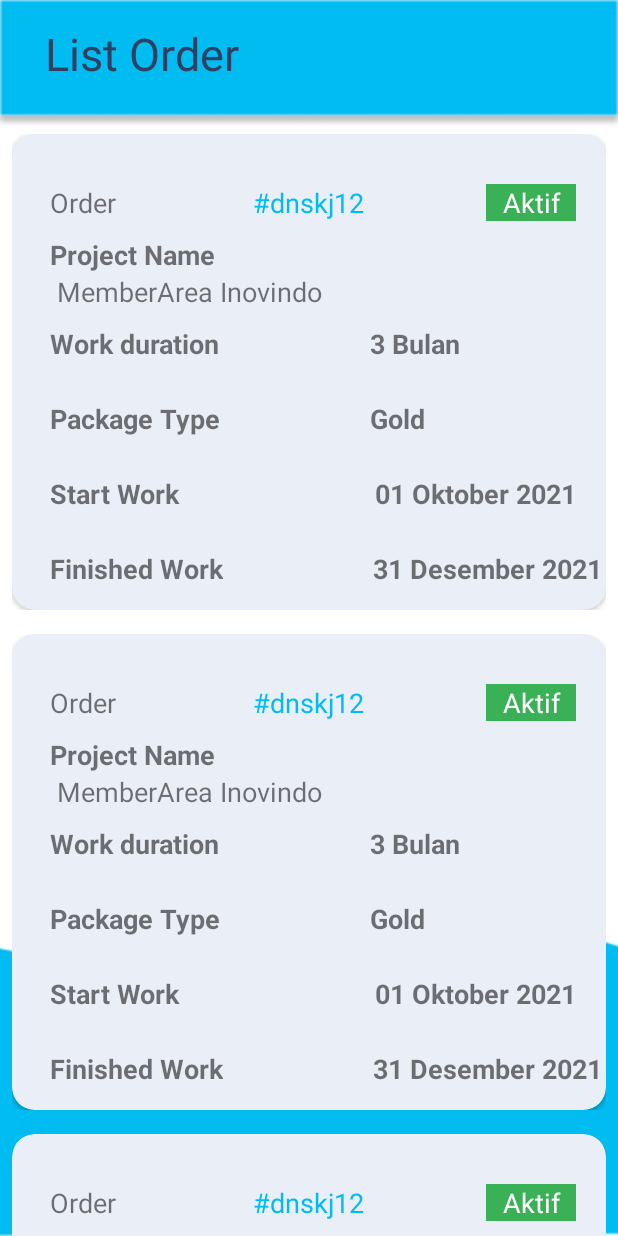
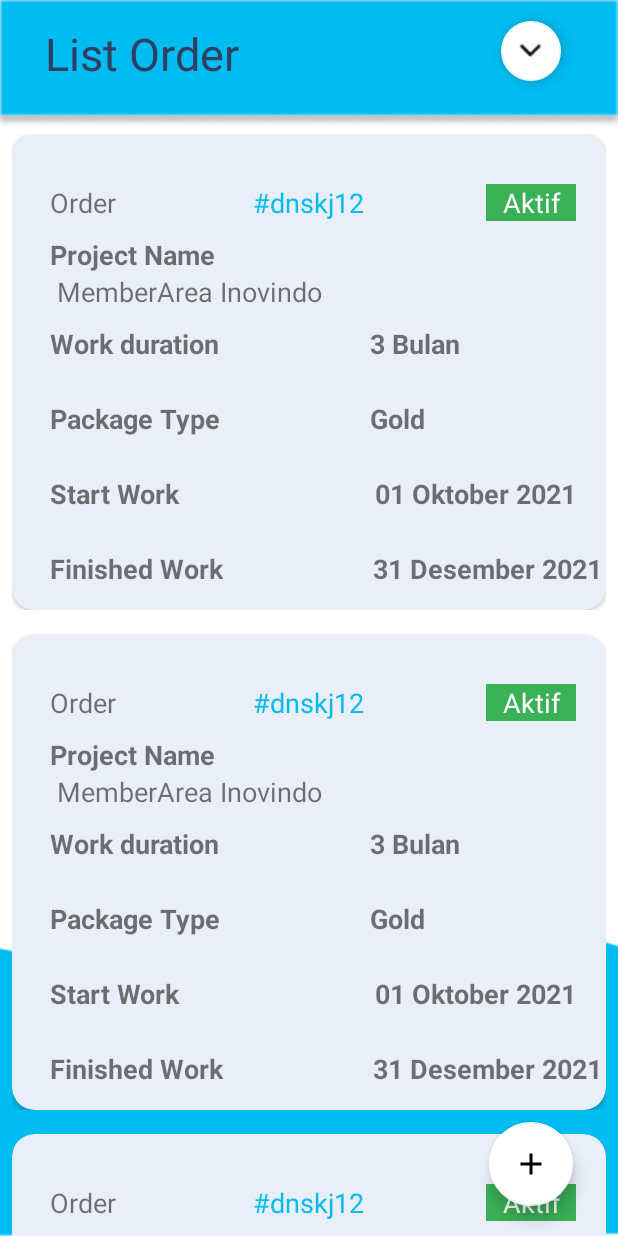
Before and after one commit to ISMutia/MemberAreaInovindo, an Android app: the layout activity_list_order.xml on its own in the app's theme, with its tools: preview values and no code run, on a phone screen of 412 x 824 dp. Run offline under Robolectric (Android 15) with nearby library versions, the phone set to English and light mode, and no system bars.

```diff
--- /dev/null
+++ b/app/src/main/res/drawable/ic_baseline_add_24.xml
@@ -0,0 +1,10 @@
+<vector xmlns:android="http://schemas.android.com/apk/res/android"
+    android:width="24dp"
+    android:height="24dp"
+    android:viewportWidth="24"
+    android:viewportHeight="24"
+    android:tint="#A1B0CF">
+    <path
+        android:fillColor="#A1B0CF"
+        android:pathData="M19,13h-6v6h-2v-6H5v-2h6V5h2v6h6v2z"/>
+</vector>
--- a/app/src/main/res/layout/activity_list_order.xml
+++ b/app/src/main/res/layout/activity_list_order.xml
@@ -18,6 +18,17 @@
         android:textColor="#304062"
         android:textSize="30sp"/>
 
+    <com.google.android.material.floatingactionbutton.FloatingActionButton
+        android:id="@+id/list"
+        android:layout_width="match_parent"
+        android:layout_height="wrap_content"
+        app:fabSize="mini"
+        android:layout_marginTop="10dp"
+        android:layout_marginLeft="330dp"
+        app:backgroundTint="@color/white"
+        android:src="@drawable/dropdown"
+        />
+
     <androidx.recyclerview.widget.RecyclerView
         android:id="@+id/rvlistorder"
         android:layout_width="match_parent"
@@ -28,5 +39,18 @@
         app:layout_constraintTop_toTopOf="parent"
         tools:listitem="@layout/list_order" />
 
+    <com.google.android.material.floatingactionbutton.FloatingActionButton
+        android:id="@+id/fabTambahPelanggan"
+        android:layout_width="wrap_content"
+        android:layout_height="wrap_content"
+        android:layout_alignParentEnd="true"
+        android:layout_alignParentBottom="true"
+        app:fabSize="normal"
+        android:layout_marginBottom="20dp"
+        android:layout_marginRight="30dp"
+        app:backgroundTint="@color/white"
+        android:src="@drawable/ic_baseline_add_24"
+        />
+
 
 </RelativeLayout>
```
Also changed, not shown: app/src/main/res/drawable/dropdown.png (added).
